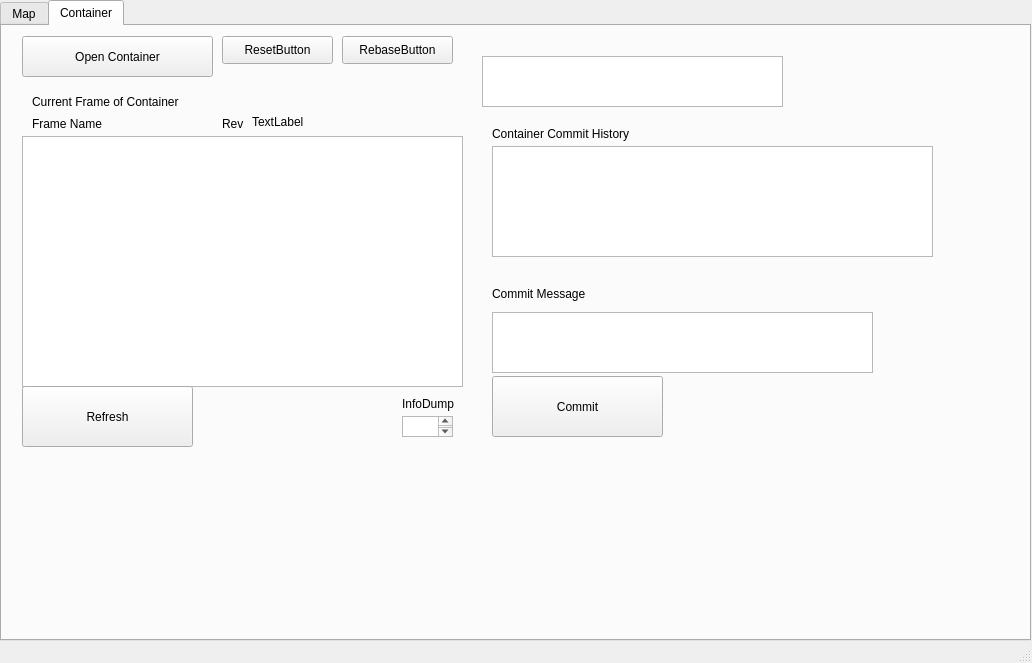
Before: the Qt Designer form Graphics/SagaGui.ui in inexplicable01/saga, drawn with Qt 5.
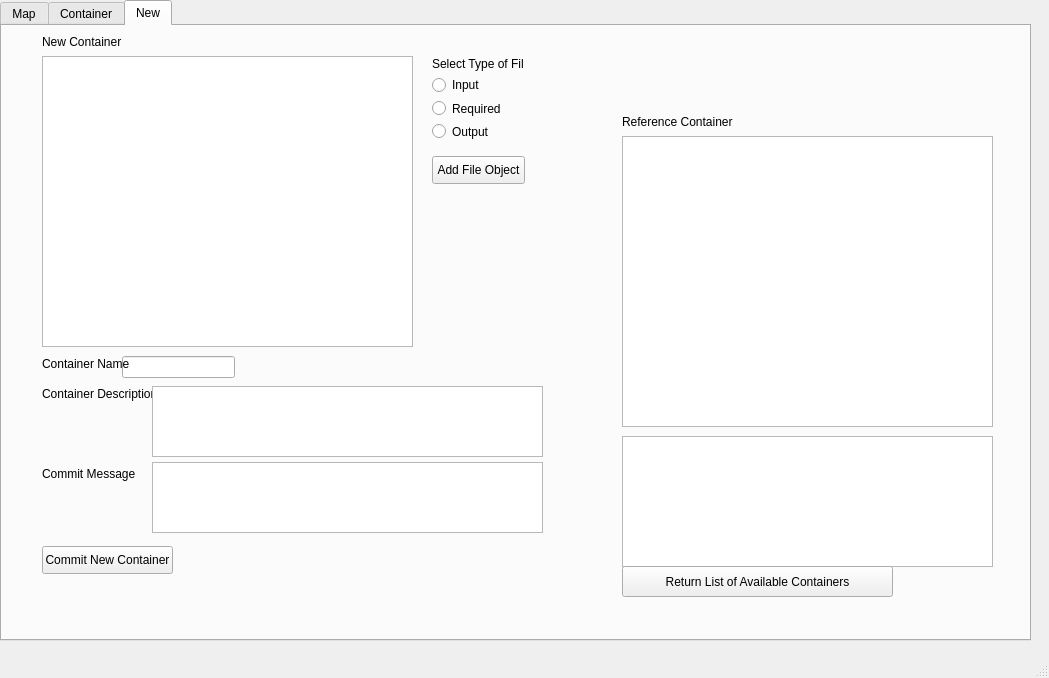
After: the same form once the commit is applied.

Commit message:
First draft idea of what New container
First draft idea of what New container

```diff
--- a/Graphics/SagaGui.ui
+++ b/Graphics/SagaGui.ui
@@ -6,8 +6,8 @@
    <rect>
     <x>0</x>
     <y>0</y>
-    <width>1032</width>
-    <height>663</height>
+    <width>1049</width>
+    <height>678</height>
    </rect>
   </property>
   <property name="windowTitle">
@@ -37,7 +37,7 @@
      </rect>
     </property>
     <property name="currentIndex">
-     <number>1</number>
+     <number>2</number>
     </property>
     <widget class="QWidget" name="Map">
      <attribute name="title">
@@ -309,6 +309,243 @@
        <string>RebaseButton</string>
       </property>
      </widget>
+     <widget class="QPushButton" name="navButton">
+      <property name="geometry">
+       <rect>
+        <x>220</x>
+        <y>380</y>
+        <width>93</width>
+        <height>28</height>
+       </rect>
+      </property>
+      <property name="text">
+       <string>nav</string>
+      </property>
+     </widget>
+    </widget>
+    <widget class="QWidget" name="New">
+     <attribute name="title">
+      <string>New</string>
+     </attribute>
+     <widget class="QGraphicsView" name="graphicsView">
+      <property name="geometry">
+       <rect>
+        <x>620</x>
+        <y>110</y>
+        <width>371</width>
+        <height>291</height>
+       </rect>
+      </property>
+     </widget>
+     <widget class="QGraphicsView" name="graphicsView_3">
+      <property name="geometry">
+       <rect>
+        <x>40</x>
+        <y>30</y>
+        <width>371</width>
+        <height>291</height>
+       </rect>
+      </property>
+     </widget>
+     <widget class="QLabel" name="label_6">
+      <property name="geometry">
+       <rect>
+        <x>40</x>
+        <y>0</y>
+        <width>121</width>
+        <height>31</height>
+       </rect>
+      </property>
+      <property name="text">
+       <string>New Container</string>
+      </property>
+     </widget>
+     <widget class="QLabel" name="label_7">
+      <property name="geometry">
+       <rect>
+        <x>620</x>
+        <y>80</y>
+        <width>131</width>
+        <height>31</height>
+       </rect>
+      </property>
+      <property name="text">
+       <string>Reference Container</string>
+      </property>
+     </widget>
+     <widget class="QTableView" name="containerlisttable_2">
+      <property name="geometry">
+       <rect>
+        <x>620</x>
+        <y>410</y>
+        <width>371</width>
+        <height>131</height>
+       </rect>
+      </property>
+      <attribute name="horizontalHeaderDefaultSectionSize">
+       <number>80</number>
+      </attribute>
+      <attribute name="verticalHeaderDefaultSectionSize">
+       <number>24</number>
+      </attribute>
+      <attribute name="verticalHeaderMinimumSectionSize">
+       <number>12</number>
+      </attribute>
+     </widget>
+     <widget class="QPushButton" name="returncontlist_2">
+      <property name="geometry">
+       <rect>
+        <x>620</x>
+        <y>540</y>
+        <width>271</width>
+        <height>31</height>
+       </rect>
+      </property>
+      <property name="text">
+       <string>Return List of Available Containers</string>
+      </property>
+     </widget>
+     <widget class="QPushButton" name="pushButton">
+      <property name="geometry">
+       <rect>
+        <x>40</x>
+        <y>520</y>
+        <width>131</width>
+        <height>28</height>
+       </rect>
+      </property>
+      <property name="text">
+       <string>Commit New Container</string>
+      </property>
+     </widget>
+     <widget class="QLineEdit" name="lineEdit">
+      <property name="geometry">
+       <rect>
+        <x>120</x>
+        <y>330</y>
+        <width>113</width>
+        <height>22</height>
+       </rect>
+      </property>
+     </widget>
+     <widget class="QLabel" name="label_8">
+      <property name="geometry">
+       <rect>
+        <x>40</x>
+        <y>330</y>
+        <width>91</width>
+        <height>16</height>
+       </rect>
+      </property>
+      <property name="text">
+       <string>Container Name</string>
+      </property>
+     </widget>
+     <widget class="QLabel" name="label_9">
+      <property name="geometry">
+       <rect>
+        <x>40</x>
+        <y>360</y>
+        <width>111</width>
+        <height>16</height>
+       </rect>
+      </property>
+      <property name="text">
+       <string>Container Description</string>
+      </property>
+     </widget>
+     <widget class="QPlainTextEdit" name="plainTextEdit">
+      <property name="geometry">
+       <rect>
+        <x>150</x>
+        <y>436</y>
+        <width>391</width>
+        <height>71</height>
+       </rect>
+      </property>
+     </widget>
+     <widget class="QPlainTextEdit" name="plainTextEdit_2">
+      <property name="geometry">
+       <rect>
+        <x>150</x>
+        <y>360</y>
+        <width>391</width>
+        <height>71</height>
+       </rect>
+      </property>
+     </widget>
+     <widget class="QLabel" name="label_10">
+      <property name="geometry">
+       <rect>
+        <x>40</x>
+        <y>440</y>
+        <width>101</width>
+        <height>16</height>
+       </rect>
+      </property>
+      <property name="text">
+       <string>Commit Message</string>
+      </property>
+     </widget>
+     <widget class="QLabel" name="label_11">
+      <property name="geometry">
+       <rect>
+        <x>430</x>
+        <y>30</y>
+        <width>91</width>
+        <height>16</height>
+       </rect>
+      </property>
+      <property name="text">
+       <string>Select Type of File</string>
+      </property>
+     </widget>
+     <widget class="QPushButton" name="pushButton_2">
+      <property name="geometry">
+       <rect>
+        <x>430</x>
+        <y>130</y>
+        <width>93</width>
+        <height>28</height>
+       </rect>
+      </property>
+      <property name="text">
+       <string>Add File Object</string>
+      </property>
+     </widget>
+     <widget class="QWidget" name="">
+      <property name="geometry">
+       <rect>
+        <x>430</x>
+        <y>50</y>
+        <width>84</width>
+        <height>64</height>
+       </rect>
+      </property>
+      <layout class="QVBoxLayout" name="verticalLayout">
+       <item>
+        <widget class="QRadioButton" name="radioButton">
+         <property name="text">
+          <string>Input</string>
+         </property>
+        </widget>
+       </item>
+       <item>
+        <widget class="QRadioButton" name="radioButton_2">
+         <property name="text">
+          <string>Required</string>
+         </property>
+        </widget>
+       </item>
+       <item>
+        <widget class="QRadioButton" name="radioButton_3">
+         <property name="text">
+          <string>Output</string>
+         </property>
+        </widget>
+       </item>
+      </layout>
+     </widget>
     </widget>
    </widget>
   </widget>
```
Left out of the diff: 8 changed lines with no effect on the pictures. The commit also changes 1 other file.
